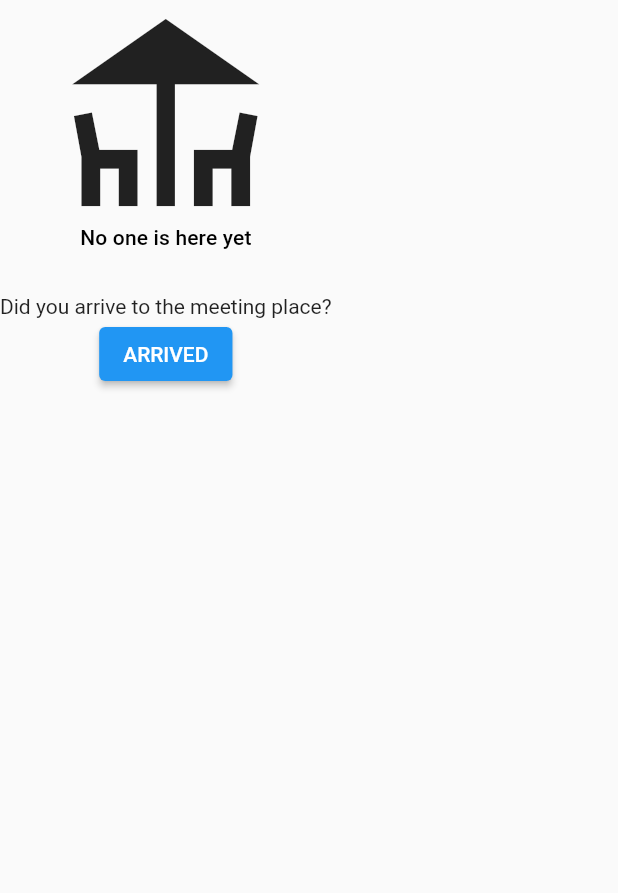
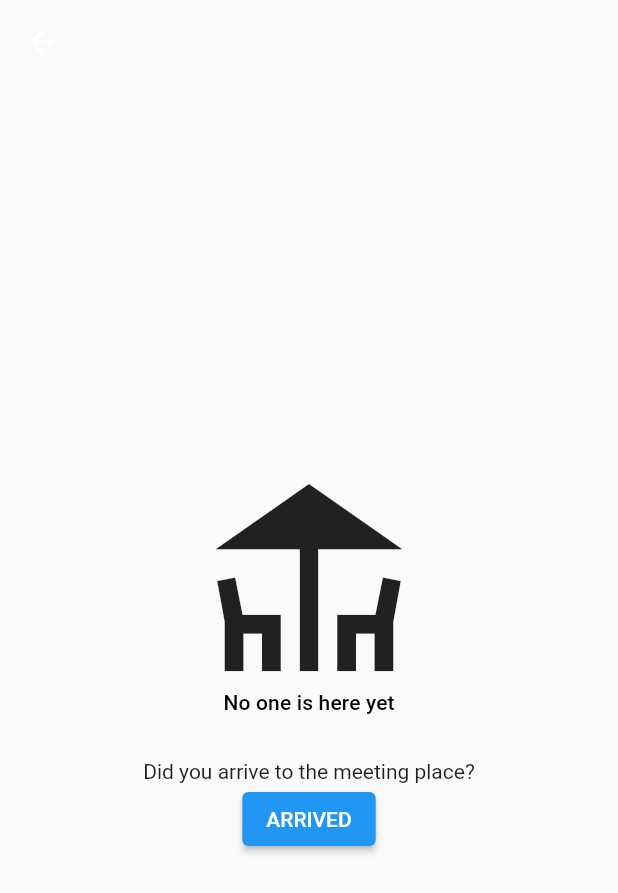
Before and after one commit to ElforL/rentool, a Flutter app: the MeetingArrivedContainer screen opened directly with empty values, on a phone screen of 412 x 824 dp. Shown: the top 893 px of the screen. Run offline on Flutter 3.47's test engine with Material 2 defaults, Android fonts, the phone set to English and light mode, and no system bars; our stand-ins replace cloud_firestore, device_info_plus, file_picker, firebase_auth, firebase_core, firebase_messaging and 4 more; missing offline and left inert: flutter_facebook_auth, rentool_sdk; accounts and stored records are empty; generated files the repository leaves out were written again.

Commit message:
📝 Change `MeetingArrivedContainer` to be a `Scaffold`

```diff
--- a/lib/widgets/meetings_containers/meeting_arrived_container.dart
+++ b/lib/widgets/meetings_containers/meeting_arrived_container.dart
@@ -19,7 +19,11 @@ class MeetingArrivedContainer extends StatelessWidget {
 
   @override
   Widget build(BuildContext context) {
-    return Column(
+    return Scaffold(
+      appBar: AppBar(),
+      body: Center(
+        child: SingleChildScrollView(
+          child: Column(
             mainAxisSize: MainAxisSize.min,
             children: [
               if (noOneArrived)
@@ -46,6 +50,9 @@ class MeetingArrivedContainer extends StatelessWidget {
                 onPressed: onPressed,
               ),
             ],
+          ),
+        ),
+      ),
     );
   }
 }
```
Lines whose indentation alone changed are shown as unchanged.
